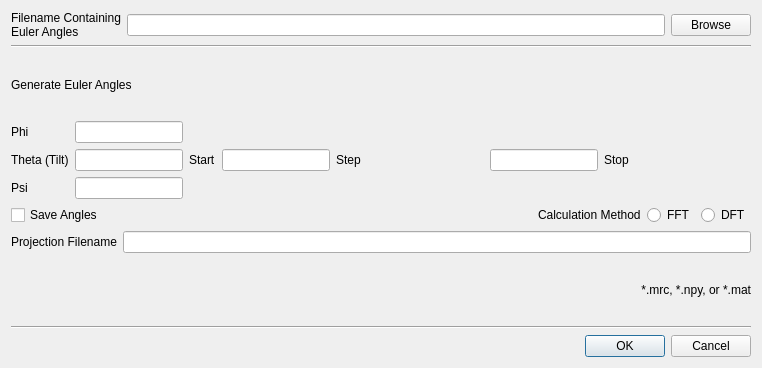
This is GENFIRE/gui/calculateprojectionseries_dialog.ui in genfire-em/GENFIRE-Python as Qt 5 draws it before an edit. The edited form follows.
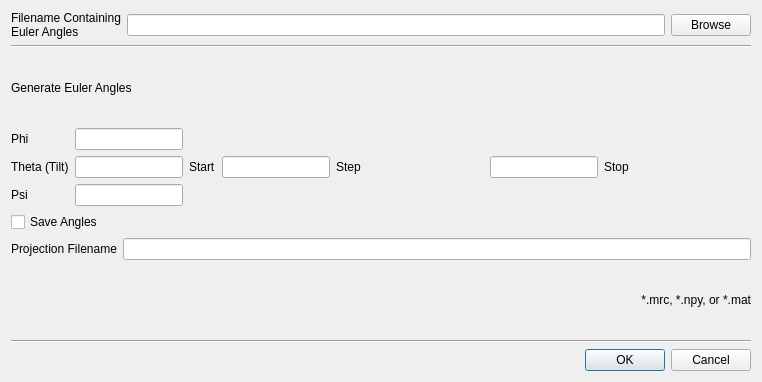
This is the edited form.

```diff
--- a/GENFIRE/gui/calculateprojectionseries_dialog.ui
+++ b/GENFIRE/gui/calculateprojectionseries_dialog.ui
@@ -7,7 +7,7 @@
     <x>0</x>
     <y>0</y>
     <width>762</width>
-    <height>368</height>
+    <height>382</height>
    </rect>
   </property>
   <property name="sizePolicy">
@@ -317,27 +317,6 @@
            </property>
           </spacer>
          </item>
-         <item>
-          <widget class="QLabel" name="label_11">
-           <property name="text">
-            <string>Calculation Method</string>
-           </property>
-          </widget>
-         </item>
-         <item>
-          <widget class="QRadioButton" name="radioButton_FFT">
-           <property name="text">
-            <string>FFT</string>
-           </property>
-          </widget>
-         </item>
-         <item>
-          <widget class="QRadioButton" name="radioButton_DFT">
-           <property name="text">
-            <string>DFT</string>
-           </property>
-          </widget>
-         </item>
         </layout>
        </item>
        <item>
```
